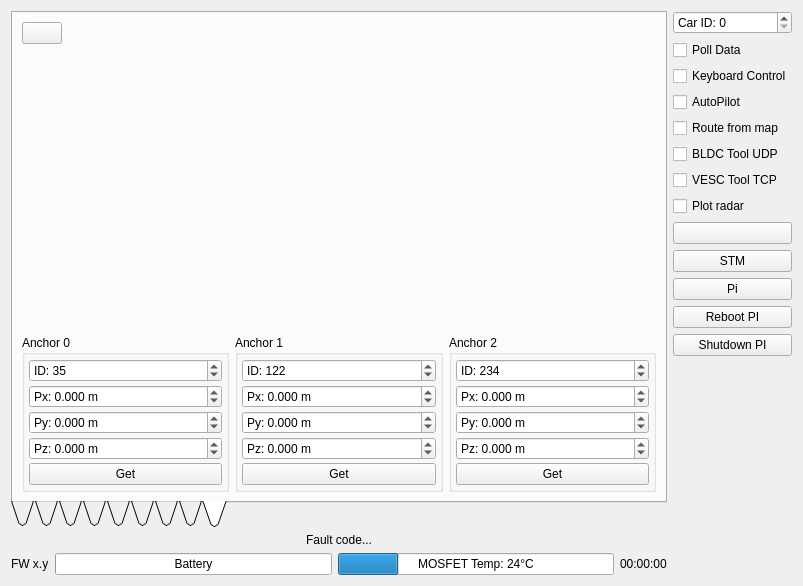
The window that Linux/RC_Car_Tool/carinterface.ui (vedderb/rise_sdvp) describes before a commit, drawn with Qt 5.
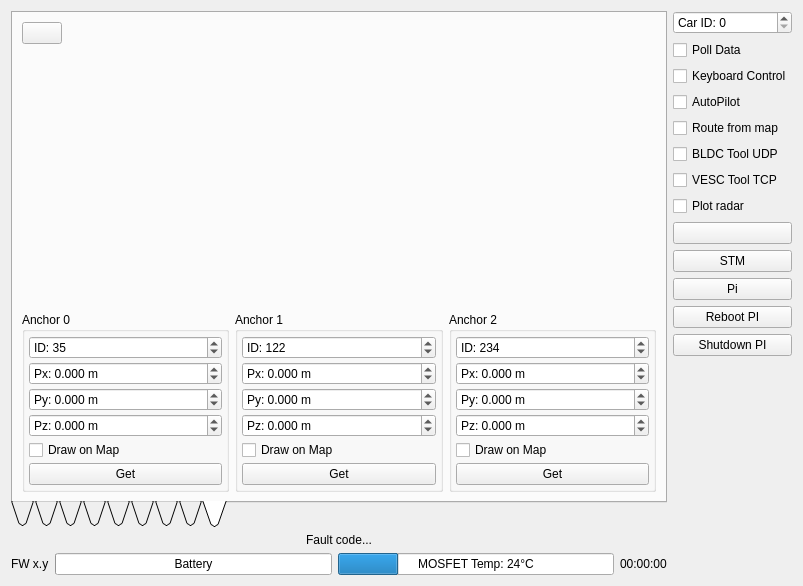
The same window after the commit. The open tabs and pages were chosen to show the change. Icons and pictures are not drawn. Custom widgets are drawn as their Qt base class.

```diff
--- a/Linux/RC_Car_Tool/carinterface.ui
+++ b/Linux/RC_Car_Tool/carinterface.ui
@@ -2014,6 +2014,13 @@
                 </property>
                </widget>
               </item>
+              <item>
+               <widget class="QCheckBox" name="dwAnch0DrawBox">
+                <property name="text">
+                 <string>Draw on Map</string>
+                </property>
+               </widget>
+              </item>
               <item>
                <widget class="QPushButton" name="dwAnch0GetButton">
                 <property name="toolTip">
@@ -2131,6 +2138,13 @@
                 </property>
                </widget>
               </item>
+              <item>
+               <widget class="QCheckBox" name="dwAnch1DrawBox">
+                <property name="text">
+                 <string>Draw on Map</string>
+                </property>
+               </widget>
+              </item>
               <item>
                <widget class="QPushButton" name="dwAnch1GetButton">
                 <property name="toolTip">
@@ -2248,6 +2262,13 @@
                 </property>
                </widget>
               </item>
+              <item>
+               <widget class="QCheckBox" name="dwAnch2DrawBox">
+                <property name="text">
+                 <string>Draw on Map</string>
+                </property>
+               </widget>
+              </item>
               <item>
                <widget class="QPushButton" name="dwAnch2GetButton">
                 <property name="toolTip">
```
